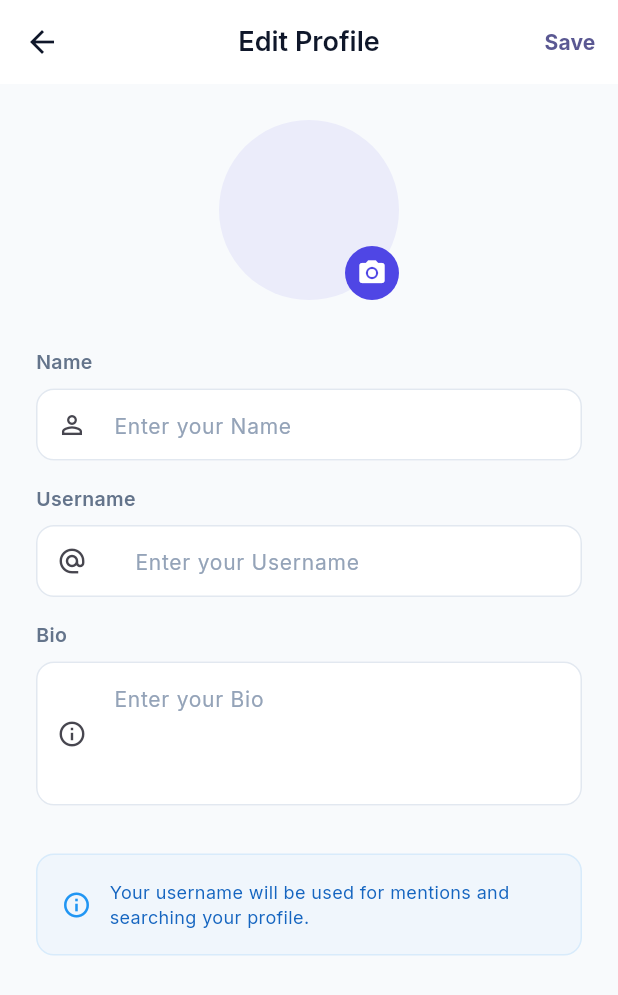
After one commit to MD-ISTYAK/shop_radar, a Flutter app: the ProfileScreen screen opened by its route, scrolled down 233 dp, after a tap on "Edit Profile", on a phone screen of 412 x 824 dp. The commit adds this screen. Shown: the top 995 px of the screen. Run offline on Flutter 3.47's test engine with Material 3 defaults, Android fonts, the phone set to English and light mode, and no system bars; our stand-ins replace cached_network_image, dio, file_picker, firebase_core, firebase_crashlytics, firebase_messaging and 15 more; missing offline and left inert: mobile_scanner, network_info_plus; accounts and stored records are empty; network calls fail.

Commit message:
edit profile implemented

```diff
--- a/store_for_me/lib/data/models/user_model.dart
+++ b/store_for_me/lib/data/models/user_model.dart
@@ -15,6 +15,8 @@ class UserModel {
   final int totalCheckIns;
   final int totalReviews;
   final int totalOrders;
+  final String username;
+  final String bio;
 
   UserModel({
     required this.id,
@@ -33,6 +35,8 @@ class UserModel {
     this.totalCheckIns = 0,
     this.totalReviews = 0,
     this.totalOrders = 0,
+    this.username = '',
+    this.bio = '',
   });
 
   factory UserModel.fromJson(Map<String, dynamic> json) {
@@ -55,9 +59,10 @@ class UserModel {
       referredBy: json['referredBy'] ?? '',
       isVerified: json['isVerified'] ?? false,
       profileComplete: json['profileComplete'] ?? false,
-      totalCheckIns: json['totalCheckIns'] ?? 0,
       totalReviews: json['totalReviews'] ?? 0,
       totalOrders: json['totalOrders'] ?? 0,
+      username: json['username'] ?? '',
+      bio: json['bio'] ?? '',
     );
   }
 
@@ -71,6 +76,8 @@ class UserModel {
     'avatar': avatar,
     'interests': interests,
     'language': language,
+    'username': username,
+    'bio': bio,
   };
 
   bool get isOwner => role == 'owner';
--- a/store_for_me/lib/main.dart
+++ b/store_for_me/lib/main.dart
@@ -48,6 +48,7 @@ import 'features/sharing/presentation/screens/device_discovery_screen.dart';
 import 'features/sharing/presentation/screens/file_transfer_screen.dart';
 import 'dart:io';
 import 'presentation/screens/reels_screen.dart';
+import 'presentation/screens/edit_profile_screen.dart';
 import 'services/firebase_service.dart';
 import 'services/notification_service.dart';
 
@@ -174,6 +175,8 @@ class ShopRadarApp extends StatelessWidget {
             return _buildRoute(const FileTransferScreen(), settings);
           case '/reels':
             return _buildRoute(const ReelsScreen(), settings);
+          case '/edit-profile':
+            return _buildRoute(const EditProfileScreen(), settings);
           default:
             return _buildRoute(const SplashScreen(), settings);
         }
--- /dev/null
+++ b/store_for_me/lib/presentation/screens/edit_profile_screen.dart
@@ -0,0 +1,240 @@
+import 'dart:io';
+import 'package:flutter/material.dart';
+import 'package:flutter_riverpod/flutter_riverpod.dart';
+import 'package:image_picker/image_picker.dart';
+import 'package:cached_network_image/cached_network_image.dart';
+import '../../core/theme/app_theme.dart';
+import '../../core/constants/app_constants.dart';
+import '../providers/auth_provider.dart';
+
+class EditProfileScreen extends ConsumerStatefulWidget {
+  const EditProfileScreen({super.key});
+
+  @override
+  ConsumerState<EditProfileScreen> createState() => _EditProfileScreenState();
+}
+
+class _EditProfileScreenState extends ConsumerState<EditProfileScreen> {
+  final _formKey = GlobalKey<FormState>();
+  late TextEditingController _nameController;
+  late TextEditingController _usernameController;
+  late TextEditingController _bioController;
+  File? _imageFile;
+  bool _isLoading = false;
+
+  @override
+  void initState() {
+    super.initState();
+    final user = ref.read(authProvider).user;
+    _nameController = TextEditingController(text: user?.name ?? '');
+    _usernameController = TextEditingController(text: user?.username ?? '');
+    _bioController = TextEditingController(text: user?.bio ?? '');
+  }
+
+  @override
+  void dispose() {
+    _nameController.dispose();
+    _usernameController.dispose();
+    _bioController.dispose();
+    super.dispose();
+  }
+
+  Future<void> _pickImage() async {
+    final picker = ImagePicker();
+    final pickedFile = await picker.pickImage(source: ImageSource.gallery, imageQuality: 80);
+    if (pickedFile != null) {
+      setState(() {
+        _imageFile = File(pickedFile.path);
+      });
+    }
+  }
+
+  Future<void> _saveProfile() async {
+    if (!_formKey.currentState!.validate()) return;
+
+    setState(() => _isLoading = true);
+
+    final success = await ref.read(authProvider.notifier).updateProfile(
+          name: _nameController.text.trim(),
+          username: _usernameController.text.trim(),
+          bio: _bioController.text.trim(),
+          imagePath: _imageFile?.path,
+        );
+
+    if (mounted) {
+      setState(() => _isLoading = false);
+      if (success) {
+        ScaffoldMessenger.of(context).showSnackBar(
+          const SnackBar(content: Text('Profile updated successfully')),
+        );
+        Navigator.pop(context);
+      } else {
+        ScaffoldMessenger.of(context).showSnackBar(
+          SnackBar(content: Text(ref.read(authProvider).error ?? 'Failed to update profile')),
+        );
+      }
+    }
+  }
+
+  @override
+  Widget build(BuildContext context) {
+    final user = ref.watch(authProvider).user;
+
+    return Scaffold(
+      backgroundColor: AppColors.background,
+      appBar: AppBar(
+        title: const Text('Edit Profile'),
+        actions: [
+          if (_isLoading)
+            const Padding(
+              padding: EdgeInsets.all(16.0),
+              child: SizedBox(
+                width: 20,
+                height: 20,
+                child: CircularProgressIndicator(strokeWidth: 2),
+              ),
+            )
+          else
+            TextButton(
+              onPressed: _saveProfile,
+              child: const Text('Save', style: TextStyle(fontWeight: FontWeight.w700)),
+            ),
+        ],
+      ),
+      body: SingleChildScrollView(
+        padding: const EdgeInsets.all(24.0),
+        child: Form(
+          key: _formKey,
+          child: Column(
+            children: [
+              // Profile Picture
+              Center(
+                child: Stack(
+                  children: [
+                    CircleAvatar(
+                      radius: 60,
+                      backgroundColor: AppColors.primary.withAlpha(20),
+                      backgroundImage: _imageFile != null
+                          ? FileImage(_imageFile!)
+                          : (user?.avatar.isNotEmpty == true
+                              ? CachedNetworkImageProvider(AppConstants.getImageUrl(user!.avatar))
+                              : null) as ImageProvider?,
+                      child: (_imageFile == null && (user?.avatar.isEmpty == true))
+                          ? Icon(Icons.person, size: 60, color: AppColors.primary.withAlpha(100))
+                          : null,
+                    ),
+                    Positioned(
+                      bottom: 0,
+                      right: 0,
+                      child: GestureDetector(
+                        onTap: _pickImage,
+                        child: Container(
+                          padding: const EdgeInsets.all(8),
+                          decoration: const BoxDecoration(
+                            color: AppColors.primary,
+                            shape: BoxShape.circle,
+                          ),
+                          child: const Icon(Icons.camera_alt, color: Colors.white, size: 20),
+                        ),
+                      ),
+                    ),
+                  ],
+                ),
+              ),
+              const SizedBox(height: 32),
+
+              // Name field
+              _buildTextField(
+                label: 'Name',
+                controller: _nameController,
+                icon: Icons.person_outline,
+                validator: (v) => v == null || v.isEmpty ? 'Name is required' : null,
+              ),
+              const SizedBox(height: 16),
+
+              // Username field
+              _buildTextField(
+                label: 'Username',
+                controller: _usernameController,
+                icon: Icons.alternate_email,
+                prefix: '@',
+                validator: (v) {
+                  if (v == null || v.isEmpty) return 'Username is required';
+                  if (v.length < 3) return 'Too short';
+                  return null;
+                },
+              ),
+              const SizedBox(height: 16),
+
+              // Bio field
+              _buildTextField(
+                label: 'Bio',
+                controller: _bioController,
+                icon: Icons.info_outline,
+                maxLines: 3,
+                maxLength: 150,
+              ),
+              const SizedBox(height: 32),
+
+              // Info message
+              Container(
+                padding: const EdgeInsets.all(16),
+                decoration: BoxDecoration(
+                  color: Colors.blue.withAlpha(10),
+                  borderRadius: BorderRadius.circular(12),
+                  border: Border.all(color: Colors.blue.withAlpha(30)),
+                ),
+                child: Row(
+                  children: [
+                    const Icon(Icons.info_outline, color: Colors.blue, size: 20),
+                    const SizedBox(width: 12),
+                    Expanded(
+                      child: Text(
+                        'Your username will be used for mentions and searching your profile.',
+                        style: TextStyle(fontSize: 12, color: Colors.blue.shade800),
+                      ),
+                    ),
+                  ],
+                ),
+              ),
+            ],
+          ),
+        ),
+      ),
+    );
+  }
+
+  Widget _buildTextField({
+    required String label,
+    required TextEditingController controller,
+    required IconData icon,
+    String? prefix,
+    int maxLines = 1,
+    int? maxLength,
+    String? Function(String?)? validator,
+  }) {
+    return Column(
+      crossAxisAlignment: CrossAxisAlignment.start,
+      children: [
+        Text(label, style: const TextStyle(fontWeight: FontWeight.w600, fontSize: 13, color: AppColors.textSecondary)),
+        const SizedBox(height: 8),
+        TextFormField(
+          controller: controller,
+          maxLines: maxLines,
+          maxLength: maxLength,
+          validator: validator,
+          decoration: InputDecoration(
+            prefixText: prefix,
+            hintText: 'Enter your $label',
+            prefixIcon: Icon(icon, size: 20),
+            filled: true,
+            fillColor: AppColors.card,
+            border: OutlineInputBorder(borderRadius: BorderRadius.circular(12), borderSide: BorderSide.none),
+            contentPadding: const EdgeInsets.symmetric(horizontal: 16, vertical: 12),
+            counterText: '',
+          ),
+        ),
+      ],
+    );
+  }
+}
--- a/store_for_me/lib/presentation/screens/profile_screen.dart
+++ b/store_for_me/lib/presentation/screens/profile_screen.dart
@@ -1,5 +1,6 @@
 import 'package:flutter/material.dart';
 import 'package:flutter_riverpod/flutter_riverpod.dart';
+import 'package:cached_network_image/cached_network_image.dart';
 import 'package:flutter_animate/flutter_animate.dart';
 import '../../core/theme/app_theme.dart';
 import '../../core/constants/app_constants.dart';
@@ -56,10 +57,15 @@ class _ProfileScreenState extends ConsumerState<ProfileScreen> {
                     child: CircleAvatar(
                       radius: 40,
                       backgroundColor: Colors.white,
-                      child: Text(
-                        user?.name.isNotEmpty == true ? user!.name[0].toUpperCase() : '?',
-                        style: TextStyle(fontSize: 32, fontWeight: FontWeight.w700, color: AppColors.primary),
-                      ),
+                      backgroundImage: user?.avatar.isNotEmpty == true
+                          ? CachedNetworkImageProvider(AppConstants.getImageUrl(user!.avatar))
+                          : null,
+                      child: (user?.avatar.isEmpty == true)
+                          ? Text(
+                              user?.name.isNotEmpty == true ? user!.name[0].toUpperCase() : '?',
+                              style: TextStyle(fontSize: 32, fontWeight: FontWeight.w700, color: AppColors.primary),
+                            )
+                          : null,
                     ),
                   ).animate().scale(duration: 400.ms),
                   const SizedBox(height: 14),
@@ -67,9 +73,26 @@ class _ProfileScreenState extends ConsumerState<ProfileScreen> {
                     user?.name ?? 'User',
                     style: const TextStyle(fontSize: 22, fontWeight: FontWeight.w700, color: Colors.white),
                   ),
+                  if (user?.username != null && user!.username.isNotEmpty) ...[
+                    const SizedBox(height: 2),
+                    Text('@${user.username}', style: TextStyle(color: Colors.white.withAlpha(200), fontSize: 13, fontWeight: FontWeight.w500)),
+                  ],
                   const SizedBox(height: 4),
                   Text(user?.email ?? '', style: TextStyle(color: Colors.white.withAlpha(180), fontSize: 14)),
                   const SizedBox(height: 16),
+                  ElevatedButton.icon(
+                    onPressed: () => Navigator.pushNamed(context, '/edit-profile'),
+                    icon: const Icon(Icons.edit, size: 16),
+                    label: const Text('Edit Profile'),
+                    style: ElevatedButton.styleFrom(
+                      backgroundColor: Colors.white,
+                      foregroundColor: AppColors.primary,
+                      elevation: 0,
+                      shape: RoundedRectangleBorder(borderRadius: BorderRadius.circular(20)),
+                      padding: const EdgeInsets.symmetric(horizontal: 20, vertical: 8),
+                    ),
+                  ),
+                  const SizedBox(height: 24),
                   // Stats row
                   Row(
                     mainAxisAlignment: MainAxisAlignment.spaceEvenly,
--- a/store_for_me/lib/services/api_service.dart
+++ b/store_for_me/lib/services/api_service.dart
@@ -58,6 +58,9 @@ class ApiService {
       _dio.post('/auth/login', data: data);
 
   Future<Response> getProfile() => _dio.get('/auth/profile');
+
+  Future<Response> updateProfile(FormData data) =>
+      _dio.put('/auth/profile', data: data);
 
   // ===================== TOKEN MANAGEMENT =====================
   Future<void> saveToken(String token) async {
```
Also changed, not shown: store_for_me/lib/presentation/providers/auth_provider.dart (+33 -0 lines), 2 other files.
